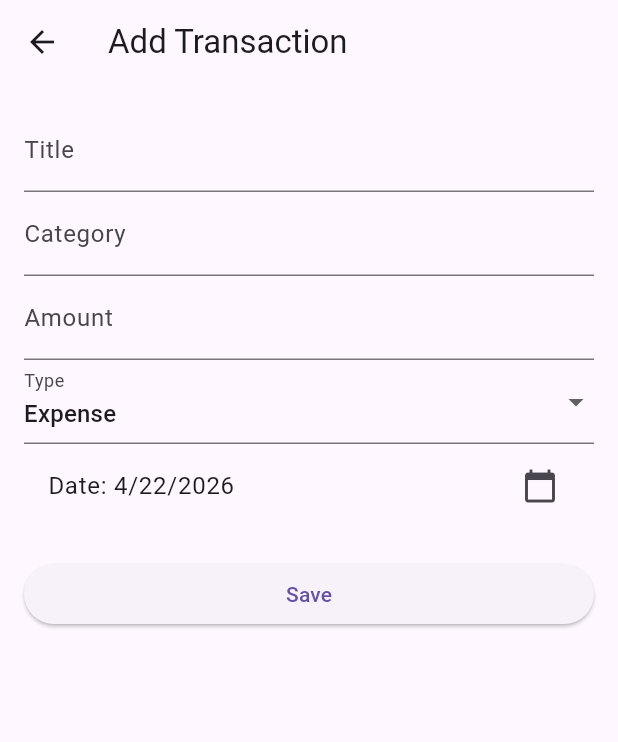
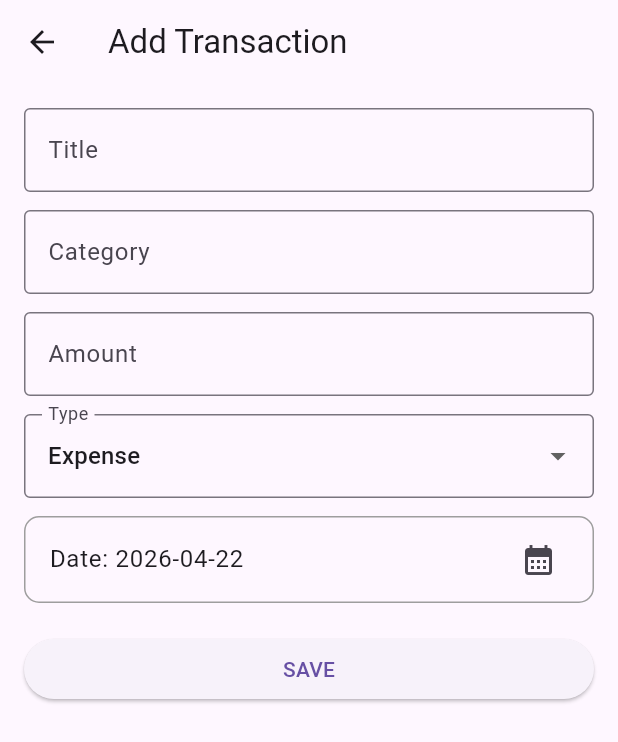
Before and after one commit to Sheron0415/Xpenso, a Flutter app: the screen it shows after launch, after a tap on the "add" icon, on a phone screen of 412 x 824 dp. Shown: the top 742 px of the screen. Run offline on Flutter 3.47's test engine with Material 3 defaults, Android fonts, the phone set to English and light mode, and no system bars; our stand-ins replace sqflite; accounts and stored records are empty.

Commit message:
Edit codes

```diff
--- a/lib/db_helper.dart
+++ b/lib/db_helper.dart
@@ -1,4 +1,3 @@
-// ignore: depend_on_referenced_packages
 import 'package:sqflite/sqflite.dart';
 import 'package:path/path.dart';
 import 'transaction_model.dart';
@@ -17,7 +16,12 @@ class DBHelper {
   Future<Database> _initDB(String filePath) async {
     final dbPath = await getDatabasesPath();
     final path = join(dbPath, filePath);
-    return await openDatabase(path, version: 1, onCreate: _onCreate);
+
+    return await openDatabase(
+      path,
+      version: 1,
+      onCreate: _onCreate,
+    );
   }
 
   Future _onCreate(Database db, int version) async {
@@ -33,14 +37,54 @@ class DBHelper {
     ''');
   }
 
+  // ================= ADD =================
+
   Future<int> insertTransaction(TransactionModel t) async {
     final db = await database;
-    return await db.insert('transactions', t.toMap());
+    return await db.insert(
+      'transactions',
+      t.toMap(),
+    );
   }
+
+  // ================= READ =================
 
   Future<List<TransactionModel>> getTransactions() async {
     final db = await database;
-    final maps = await db.query('transactions', orderBy: 'date DESC');
-    return maps.map((e) => TransactionModel.fromMap(e)).toList();
+
+    final maps = await db.query(
+      'transactions',
+      orderBy: 'date DESC',
+    );
+
+    return maps
+        .map((e) => TransactionModel.fromMap(e))
+        .toList();
+  }
+
+  // ================= UPDATE =================
+
+  Future<int> updateTransaction(
+      TransactionModel t) async {
+    final db = await database;
+
+    return await db.update(
+      'transactions',
+      t.toMap(),
+      where: 'id = ?',
+      whereArgs: [t.id],
+    );
+  }
+
+  // ================= DELETE =================
+
+  Future<int> deleteTransaction(int id) async {
+    final db = await database;
+
+    return await db.delete(
+      'transactions',
+      where: 'id = ?',
+      whereArgs: [id],
+    );
   }
 }
--- a/lib/main.dart
+++ b/lib/main.dart
@@ -2,297 +2,470 @@ import 'package:flutter/material.dart';
 import 'package:intl/intl.dart';
 import 'db_helper.dart';
 import 'transaction_model.dart';
-import 'package:flutter/material.dart';
 
 void main() {
-  runApp(MyApp());
+  runApp(const MyApp());
 }
 
+// ================= APP =================
 
+class MyApp extends StatefulWidget {
+  const MyApp({super.key});
 
-class MyApp extends StatelessWidget {
-  const MyApp({super.key});
+  @override
+  State<MyApp> createState() => _MyAppState();
+}
+
+class _MyAppState extends State<MyApp> {
+  bool isDark = false;
 
   @override
   Widget build(BuildContext context) {
     return MaterialApp(
-      title: 'Personal Finance Manager',
-      theme: ThemeData(primarySwatch: Colors.blue),
-      home: DashboardPage(),
+      debugShowCheckedModeBanner: false,
+      theme: ThemeData.light(),
+      darkTheme: ThemeData.dark(),
+      themeMode: isDark ? ThemeMode.dark : ThemeMode.light,
+      home: DashboardPage(
+        onToggleTheme: () {
+          setState(() {
+            isDark = !isDark;
+          });
+        },
+      ),
     );
   }
 }
 
+// ================= DASHBOARD =================
+
 class DashboardPage extends StatefulWidget {
-  const DashboardPage({super.key});
+  final VoidCallback onToggleTheme;
+
+  const DashboardPage({super.key, required this.onToggleTheme});
 
   @override
-  // ignore: library_private_types_in_public_api
-  _DashboardPageState createState() => _DashboardPageState();
+  State<DashboardPage> createState() => _DashboardPageState();
 }
 
 class _DashboardPageState extends State<DashboardPage> {
   List<TransactionModel> transactions = [];
 
-  double totalIncome = 0;
-  double totalExpense = 0;
+  double income = 0;
+  double expense = 0;
 
-  String selectedCurrency = 'LKR';
+  String currency = "LKR";
+  int index = 0;
+
+  static const double rate = 300; // 🔥 1 USD = 300 LKR
 
   @override
   void initState() {
     super.initState();
-    fetchTransactions();
+    load();
   }
 
-  Future<void> fetchTransactions() async {
+  Future<void> load() async {
     transactions = await DBHelper.instance.getTransactions();
 
-    totalIncome = transactions
-        .where((t) => t.type == 'Income')
-        .fold(0, (sum, t) => sum + t.amount);
+    income = transactions
+        .where((e) => e.type == "Income")
+        .fold(0, (a, b) => a + b.amount);
 
-    totalExpense = transactions
-        .where((t) => t.type == 'Expense')
-        .fold(0, (sum, t) => sum + t.amount);
+    expense = transactions
+        .where((e) => e.type == "Expense")
+        .fold(0, (a, b) => a + b.amount);
 
     setState(() {});
   }
 
-  // 🔥 Currency Conversion
-  double convertAmount(double amount) {
-    if (selectedCurrency == 'USD') {
-      return amount / 300; // approx rate
+  double convert(double value) {
+    if (currency == "USD") {
+      return value / rate;
     }
-    return amount;
+    return value;
   }
 
-  // 🔥 Currency Format
-  String formatCurrency(double amount) {
-    if (selectedCurrency == 'USD') {
-      return '\$${amount.toStringAsFixed(2)}';
-    } else {
-      return 'Rs. ${amount.toStringAsFixed(2)}';
+  String format(double value) {
+    if (currency == "USD") {
+      return "\$${(value / rate).toStringAsFixed(2)}";
     }
+    return "Rs. ${value.toStringAsFixed(2)}";
   }
 
-  void navigateToAddTransaction() async {
+  void delete(int id) async {
+    await DBHelper.instance.deleteTransaction(id);
+    load();
+  }
+
+  void openForm([TransactionModel? t]) async {
     await Navigator.push(
       context,
-      MaterialPageRoute(builder: (_) => AddTransactionPage()),
+      MaterialPageRoute(
+        builder: (_) => AddPage(transaction: t),
+      ),
     );
-    fetchTransactions();
+    load();
   }
 
   @override
   Widget build(BuildContext context) {
-    double balance = totalIncome - totalExpense;
+    double balance = income - expense;
 
     return Scaffold(
       appBar: AppBar(
-        title: Text('Finance Manager'),
+        title: const Text("Finance Manager"),
         actions: [
+          IconButton(
+            icon: const Icon(Icons.refresh),
+            onPressed: load,
+          ),
+
+          // 🔥 Currency Switch FIXED
           DropdownButton<String>(
-            value: selectedCurrency,
-            dropdownColor: Colors.blue,
-            icon: Icon(Icons.arrow_drop_down, color: Colors.white),
-            underline: SizedBox(),
-            items: ['LKR', 'USD'].map((value) {
-              return DropdownMenuItem(
-                value: value,
-                child: Text(value, style: TextStyle(color: Colors.white)),
-              );
-            }).toList(),
-            onChanged: (value) {
-              setState(() {
-                selectedCurrency = value!;
-              });
+            value: currency,
+            underline: const SizedBox(),
+            items: const [
+              DropdownMenuItem(value: "LKR", child: Text("LKR")),
+              DropdownMenuItem(value: "USD", child: Text("USD")),
+            ],
+            onChanged: (v) {
+              setState(() => currency = v!);
             },
+          ),
+
+          IconButton(
+            icon: Icon(widget.onToggleTheme == null
+                ? Icons.dark_mode
+                : Icons.brightness_6),
+            onPressed: widget.onToggleTheme,
           ),
         ],
       ),
 
-      body: Padding(
-        padding: EdgeInsets.all(16),
+      floatingActionButton: FloatingActionButton(
+        onPressed: () => openForm(),
+        child: const Icon(Icons.add),
+      ),
+
+      bottomNavigationBar: BottomNavigationBar(
+        currentIndex: index,
+        onTap: (i) => setState(() => index = i),
+        items: const [
+          BottomNavigationBarItem(icon: Icon(Icons.home), label: "Home"),
+          BottomNavigationBarItem(icon: Icon(Icons.pie_chart), label: "Stats"),
+          BottomNavigationBarItem(icon: Icon(Icons.person), label: "Profile"),
+        ],
+      ),
+
+      body: RefreshIndicator(
+        onRefresh: load,
+        child: index == 0
+            ? home(balance)
+            : index == 1
+            ? stats()
+            : profile(),
+      ),
+    );
+  }
+
+  // ================= HOME =================
+
+  Widget home(double balance) {
+    return ListView(
+      physics: const AlwaysScrollableScrollPhysics(),
+      padding: const EdgeInsets.all(16),
+      children: [
+        Row(
+          children: [
+            Expanded(child: card("Income", income, Colors.green)),
+            const SizedBox(width: 10),
+            Expanded(child: card("Expense", expense, Colors.red)),
+          ],
+        ),
+        card("Balance", balance, Colors.blue),
+
+        const SizedBox(height: 10),
+
+        ...transactions.map((t) {
+          return Card(
+            child: ListTile(
+              leading: CircleAvatar(
+                backgroundColor:
+                t.type == "Income" ? Colors.green : Colors.red,
+                child: Text(t.type == "Income" ? "+" : "-"),
+              ),
+              title: Text(t.title),
+              subtitle: Text(
+                  "${DateFormat.yMd().format(t.date)} | ${t.category}"),
+              trailing: Row(
+                mainAxisSize: MainAxisSize.min,
+                children: [
+                  Text(format(t.amount)),
+
+                  IconButton(
+                    icon: const Icon(Icons.edit),
+                    onPressed: () => openForm(t),
+                  ),
+
+                  IconButton(
+                    icon: const Icon(Icons.delete, color: Colors.red),
+                    onPressed: () => delete(t.id!),
+                  ),
+                ],
+              ),
+            ),
+          );
+        }),
+      ],
+    );
+  }
+
+  Widget card(String title, double value, Color color) {
+    return Card(
+      child: Padding(
+        padding: const EdgeInsets.all(16),
         child: Column(
           children: [
-            // 🔥 Dashboard Card
-            Card(
-              elevation: 5,
-              child: ListTile(
-                title: Text(
-                  'Income: ${formatCurrency(convertAmount(totalIncome))}',
+            Text(title,
+                style: TextStyle(
+                    color: color, fontWeight: FontWeight.bold)),
+            const SizedBox(height: 8),
+            Text(format(value)),
+          ],
         ),
-                subtitle: Text(
-                  'Expense: ${formatCurrency(convertAmount(totalExpense))}',
       ),
-                trailing: Text(
-                  'Balance: ${formatCurrency(convertAmount(balance))}',
-                  style: TextStyle(fontWeight: FontWeight.bold),
+    );
+  }
+
+  // ================= STATS (FIXED + CLEAN) =================
+
+  Widget stats() {
+    double total = income + expense;
+    double expensePercent = total == 0 ? 0 : expense / total;
+
+    return SingleChildScrollView(
+      padding: const EdgeInsets.all(16),
+      child: Column(
+        children: [
+          const Text(
+            "Expense Breakdown",
+            style: TextStyle(fontSize: 20, fontWeight: FontWeight.bold),
+          ),
+
+          const SizedBox(height: 20),
+
+          // 🔥 PIE FIX (REAL WORKING)
+          SizedBox(
+            height: 180,
+            width: 180,
+            child: Stack(
+              children: [
+                Center(
+                  child: SizedBox(
+                    height: 180,
+                    width: 180,
+                    child: CircularProgressIndicator(
+                      value: expensePercent,
+                      strokeWidth: 18,
+                      backgroundColor: Colors.green,
+                      color: Colors.red,
                     ),
                   ),
                 ),
-
-            SizedBox(height: 20),
-
-            // 🔥 Transaction List
-            Expanded(
-              child: ListView.builder(
-                itemCount: transactions.length,
-                itemBuilder: (context, index) {
-                  final t = transactions[index];
-
-                  return Card(
-                    child: ListTile(
-                      leading: CircleAvatar(
-                        backgroundColor: t.type == 'Income'
-                            ? Colors.green
-                            : Colors.red,
+                Center(
                   child: Text(
-                          t.type == 'Income' ? '+' : '-',
-                          style: TextStyle(color: Colors.white),
+                    "${(expensePercent * 100).toStringAsFixed(1)}%",
+                    style: const TextStyle(fontSize: 18),
+                  ),
+                )
+              ],
             ),
           ),
-                      title: Text(t.title),
-                      subtitle: Text(
-                        '${DateFormat.yMd().format(t.date)} | ${t.category}',
+
+          const SizedBox(height: 30),
+
+          const Text(
+            "Monthly Chart",
+            style: TextStyle(fontSize: 20, fontWeight: FontWeight.bold),
           ),
-                      trailing: Text(
-                        formatCurrency(convertAmount(t.amount)),
-                        style: TextStyle(fontWeight: FontWeight.bold),
+
+          const SizedBox(height: 20),
+
+          Row(
+            mainAxisAlignment: MainAxisAlignment.spaceEvenly,
+            crossAxisAlignment: CrossAxisAlignment.end,
+            children: [
+              bar("Jan", 80),
+              bar("Feb", 120),
+              bar("Mar", 60),
+              bar("Apr", 150),
+              bar("May", 100),
+            ],
+          ),
+        ],
+      ),
+    );
+  }
+
+  Widget bar(String label, double h) {
+    return Column(
+      mainAxisAlignment: MainAxisAlignment.end,
+      children: [
+        Container(width: 25, height: h, color: Colors.blue),
+        const SizedBox(height: 5),
+        Text(label),
+      ],
+    );
+  }
+
+  Widget profile() {
+    return const Center(child: Text("Profile"));
+  }
+}
+
+// ================= ADD / EDIT =================
+
+class AddPage extends StatefulWidget {
+  final TransactionModel? transaction;
+
+  const AddPage({super.key, this.transaction});
+
+  @override
+  State<AddPage> createState() => _AddPageState();
+}
+
+class _AddPageState extends State<AddPage> {
+  final title = TextEditingController();
+  final category = TextEditingController();
+  final amount = TextEditingController();
+
+  String type = "Expense";
+  DateTime date = DateTime.now();
+
+  @override
+  void initState() {
+    super.initState();
+
+    if (widget.transaction != null) {
+      title.text = widget.transaction!.title;
+      category.text = widget.transaction!.category;
+      amount.text = widget.transaction!.amount.toString();
+      type = widget.transaction!.type;
+      date = widget.transaction!.date;
+    }
+  }
+
+  void save() async {
+    final data = TransactionModel(
+      id: widget.transaction?.id,
+      title: title.text,
+      category: category.text,
+      amount: double.tryParse(amount.text) ?? 0,
+      type: type,
+      date: date,
+    );
+
+    if (widget.transaction == null) {
+      await DBHelper.instance.insertTransaction(data);
+    } else {
+      await DBHelper.instance.updateTransaction(data);
+    }
+
+    Navigator.pop(context);
+  }
+
+  @override
+  Widget build(BuildContext context) {
+    return Scaffold(
+      appBar: AppBar(
+        title: Text(widget.transaction == null ? "Add Transaction" : "Edit Transaction"),
+      ),
+
+      body: Padding(
+        padding: const EdgeInsets.all(16),
+        child: Column(
+          children: [
+
+            TextField(
+              controller: title,
+              decoration: const InputDecoration(
+                labelText: "Title",
+                border: OutlineInputBorder(),
               ),
             ),
+
+            const SizedBox(height: 12),
+
+            TextField(
+              controller: category,
+              decoration: const InputDecoration(
+                labelText: "Category",
+                border: OutlineInputBorder(),
+              ),
+            ),
+
+            const SizedBox(height: 12),
+
+            TextField(
+              controller: amount,
+              keyboardType: TextInputType.number,
+              decoration: const InputDecoration(
+                labelText: "Amount",
+                border: OutlineInputBorder(),
+              ),
+            ),
+
+            const SizedBox(height: 12),
+
+            DropdownButtonFormField<String>(
+              value: type,
+              items: const [
+                DropdownMenuItem(value: "Income", child: Text("Income")),
+                DropdownMenuItem(value: "Expense", child: Text("Expense")),
+              ],
+              onChanged: (v) => setState(() => type = v!),
+              decoration: const InputDecoration(
+                border: OutlineInputBorder(),
+                labelText: "Type",
+              ),
+            ),
+
+            const SizedBox(height: 12),
+
+            ListTile(
+              shape: RoundedRectangleBorder(
+                borderRadius: BorderRadius.circular(10),
+                side: const BorderSide(color: Colors.grey),
+              ),
+              title: Text("Date: ${date.toString().split(" ")[0]}"),
+              trailing: const Icon(Icons.calendar_month),
+              onTap: () async {
+                final picked = await showDatePicker(
+                  context: context,
+                  initialDate: date,
+                  firstDate: DateTime(2020),
+                  lastDate: DateTime(2100),
                 );
+
+                if (picked != null) {
+                  setState(() => date = picked);
+                }
               },
+            ),
+
+            const SizedBox(height: 20),
+
+            SizedBox(
+              width: double.infinity,
+              child: ElevatedButton(
+                onPressed: save,
+                child: const Text("SAVE"),
               ),
             ),
           ],
         ),
       ),
-
-      floatingActionButton: FloatingActionButton(
-        onPressed: navigateToAddTransaction,
-        child: Icon(Icons.add),
-      ),
     );
   }
 }
-
-// ================= ADD TRANSACTION PAGE =================
-
-class AddTransactionPage extends StatefulWidget {
-  const AddTransactionPage({super.key});
-
-  @override
-  // ignore: library_private_types_in_public_api
-  _AddTransactionPageState createState() => _AddTransactionPageState();
-}
-
-class _AddTransactionPageState extends State<AddTransactionPage> {
-  final _formKey = GlobalKey<FormState>();
-  final _amountController = TextEditingController();
-
-  String title = '';
-  String category = '';
-  double amount = 0;
-  String type = 'Expense';
-  DateTime selectedDate = DateTime.now();
-
-  @override
-  void dispose() {
-    _amountController.dispose();
-    super.dispose();
-  }
-
-  void saveTransaction() async {
-    if (_formKey.currentState!.validate()) {
-      _formKey.currentState!.save();
-
-      final parsedAmount = double.tryParse(_amountController.text);
-      if (parsedAmount == null) {
-        ScaffoldMessenger.of(
-          context,
-        ).showSnackBar(SnackBar(content: Text('Enter a valid amount')));
-        return;
-      }
-      amount = parsedAmount;
-
-      await DBHelper.instance.insertTransaction(
-        TransactionModel(
-          title: title,
-          category: category,
-          amount: amount,
-          type: type,
-          date: selectedDate,
-        ),
-      );
-
-      // ignore: use_build_context_synchronously
-      Navigator.pop(context);
-    }
-  }
-
-  @override
-  Widget build(BuildContext context) {
-    return Scaffold(
-      appBar: AppBar(title: Text('Add Transaction')),
-      body: Padding(
-        padding: EdgeInsets.all(16),
-        child: Form(
-          key: _formKey,
-          autovalidateMode: AutovalidateMode.onUserInteraction,
-          child: ListView(
-            children: [
-              TextFormField(
-                decoration: InputDecoration(labelText: 'Title'),
-                validator: (v) => v!.isEmpty ? 'Enter title' : null,
-                onSaved: (v) => title = v!,
-              ),
-              TextFormField(
-                decoration: InputDecoration(labelText: 'Category'),
-                validator: (v) => v!.isEmpty ? 'Enter category' : null,
-                onSaved: (v) => category = v!,
-              ),
-              TextFormField(
-                controller: _amountController,
-                decoration: InputDecoration(labelText: 'Amount'),
-                keyboardType: TextInputType.numberWithOptions(decimal: true),
-                validator: (v) {
-                  if (v == null || v.isEmpty) return 'Enter amount';
-                  if (double.tryParse(v) == null) return 'Enter a valid number';
-                  return null;
-                },
-              ),
-              DropdownButtonFormField(
-                initialValue: type,
-                items: ['Income', 'Expense']
-                    .map((e) => DropdownMenuItem(value: e, child: Text(e)))
-                    .toList(),
-                onChanged: (val) => setState(() => type = val as String),
-                decoration: InputDecoration(labelText: 'Type'),
-              ),
-              ListTile(
-                title: Text('Date: ${DateFormat.yMd().format(selectedDate)}'),
-                trailing: Icon(Icons.calendar_today),
-                onTap: () async {
-                  DateTime? picked = await showDatePicker(
-                    context: context,
-                    initialDate: selectedDate,
-                    firstDate: DateTime(2000),
-                    lastDate: DateTime(2100),
-                  );
-
-                  if (picked != null) {
-                    setState(() => selectedDate = picked);
-                  }
-                },
-              ),
-              SizedBox(height: 20),
-              ElevatedButton(onPressed: saveTransaction, child: Text('Save')),
-            ],
-          ),
-        ),
-      ),
-    );
-  }
-}
--- a/lib/transaction_model.dart
+++ b/lib/transaction_model.dart
@@ -3,7 +3,7 @@ class TransactionModel {
   String title;
   String category;
   double amount;
-  String type; // Income or Expense
+  String type;
   DateTime date;
 
   TransactionModel({
@@ -14,6 +14,8 @@ class TransactionModel {
     required this.type,
     required this.date,
   });
+
+  // ================= TO MAP =================
 
   Map<String, dynamic> toMap() {
     return {
@@ -26,14 +28,39 @@ class TransactionModel {
     };
   }
 
-  factory TransactionModel.fromMap(Map<String, dynamic> map) {
+  // ================= FROM MAP =================
+
+  factory TransactionModel.fromMap(
+      Map<String, dynamic> map) {
     return TransactionModel(
       id: map['id'],
       title: map['title'],
       category: map['category'],
-      amount: map['amount'],
+      amount: map['amount'] is int
+          ? (map['amount'] as int).toDouble()
+          : map['amount'],
       type: map['type'],
       date: DateTime.parse(map['date']),
     );
   }
+
+  // ================= COPY FOR EDIT =================
+
+  TransactionModel copyWith({
+    int? id,
+    String? title,
+    String? category,
+    double? amount,
+    String? type,
+    DateTime? date,
+  }) {
+    return TransactionModel(
+      id: id ?? this.id,
+      title: title ?? this.title,
+      category: category ?? this.category,
+      amount: amount ?? this.amount,
+      type: type ?? this.type,
+      date: date ?? this.date,
+    );
+  }
 }
--- a/pubspec.yaml
+++ b/pubspec.yaml
@@ -12,6 +12,7 @@ dependencies:
   sqflite: ^2.4.2
   intl: ^0.19.0
   path: ^1.9.1
+  fl_chart: ^0.66.2
 
 dev_dependencies:
   flutter_test:
```
Also changed, not shown: pubspec.lock, 1 other file. Lines whose indentation alone changed are shown as unchanged.
